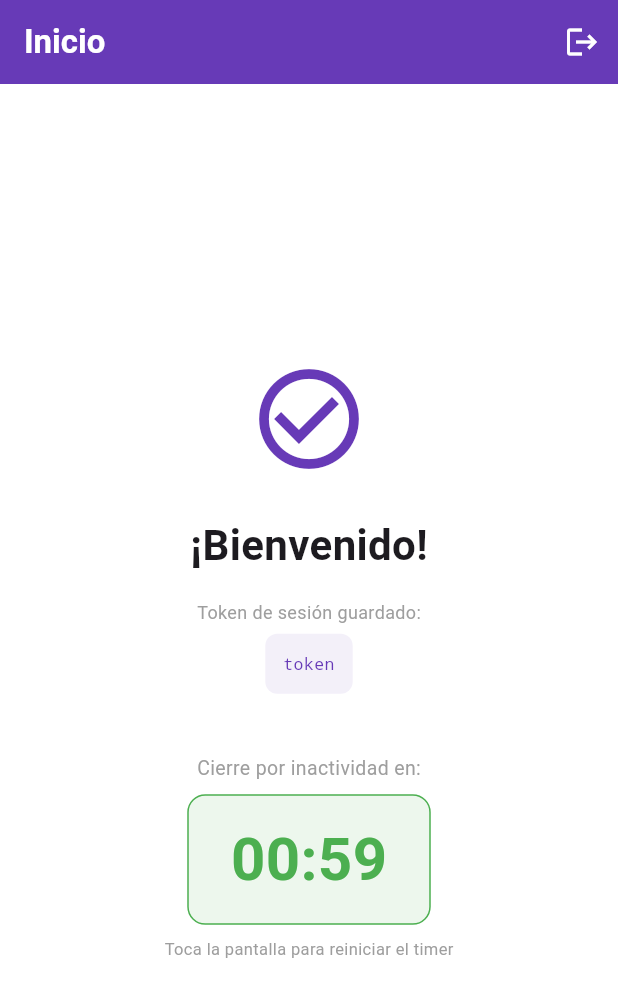
After one commit to Jaredtorr/login_camara, a Flutter app: the HomeScreen screen opened by its route, on a phone screen of 412 x 824 dp. The commit adds this screen. Shown: the top 997 px of the screen. Run offline on Flutter 3.47's test engine with Material 3 defaults, Android fonts, the phone set to English and light mode, and no system bars; our stand-ins replace device_preview, flutter_secure_storage; missing offline and left inert: detect_fake_location; accounts and stored records are empty.

Commit message:
add timer

```diff
--- /dev/null
+++ b/lib/home_screen.dart
@@ -0,0 +1,197 @@
+import 'dart:async';
+import 'package:flutter/material.dart';
+import 'session_manager.dart';
+
+class HomeScreen extends StatefulWidget {
+  const HomeScreen({super.key});
+
+  @override
+  State<HomeScreen> createState() => _HomeScreenState();
+}
+
+class _HomeScreenState extends State<HomeScreen> {
+  Timer? _inactivityTimer;
+  Timer? _countdownTimer;
+  int _secondsRemaining = 60; // 1 minuto
+  String? _token;
+
+  @override
+  void initState() {
+    super.initState();
+    _loadToken();
+    _resetTimer();
+  }
+
+  Future<void> _loadToken() async {
+    final token = await SessionManager.getToken();
+    setState(() => _token = token);
+  }
+
+  void _resetTimer() {
+    _inactivityTimer?.cancel();
+    _countdownTimer?.cancel();
+    setState(() => _secondsRemaining = 60);
+
+    _countdownTimer = Timer.periodic(const Duration(seconds: 1), (_) {
+      if (!mounted) return;
+      setState(() {
+        if (_secondsRemaining > 0) _secondsRemaining--;
+      });
+    });
+
+    _inactivityTimer = Timer(const Duration(minutes: 1), _logoutByInactivity);
+
+    SessionManager.updateActivity();
+  }
+
+  Future<void> _logoutByInactivity() async {
+    await SessionManager.clearSession();
+    if (!mounted) return;
+    showDialog(
+      context: context,
+      barrierDismissible: false,
+      builder: (_) => AlertDialog(
+        shape: RoundedRectangleBorder(borderRadius: BorderRadius.circular(16)),
+        title: const Row(
+          children: [
+            Icon(Icons.timer_off, color: Colors.orange, size: 28),
+            SizedBox(width: 8),
+            Text('Sesión expirada',
+                style: TextStyle(fontSize: 17, fontWeight: FontWeight.bold)),
+          ],
+        ),
+        content: const Text(
+          'Tu sesión se cerró por inactividad (1 minuto sin interacción).',
+          style: TextStyle(fontSize: 14, height: 1.5),
+        ),
+        actions: [
+          TextButton(
+            onPressed: () {
+              Navigator.of(context).pop();
+              Navigator.of(context).pushReplacementNamed('/');
+            },
+            child: const Text('Volver al Login',
+                style: TextStyle(
+                    color: Colors.deepPurple, fontWeight: FontWeight.bold)),
+          ),
+        ],
+      ),
+    );
+  }
+
+  Future<void> _manualLogout() async {
+    _inactivityTimer?.cancel();
+    _countdownTimer?.cancel();
+    await SessionManager.clearSession();
+    if (!mounted) return;
+    Navigator.of(context).pushReplacementNamed('/');
+  }
+
+  String get _formattedTime {
+    final m = (_secondsRemaining ~/ 60).toString().padLeft(2, '0');
+    final s = (_secondsRemaining % 60).toString().padLeft(2, '0');
+    return '$m:$s';
+  }
+
+  @override
+  void dispose() {
+    _inactivityTimer?.cancel();
+    _countdownTimer?.cancel();
+    super.dispose();
+  }
+
+  @override
+  Widget build(BuildContext context) {
+    return GestureDetector(
+      onTap: _resetTimer,
+      onPanUpdate: (_) => _resetTimer(),
+      child: Scaffold(
+        backgroundColor: Colors.white,
+        appBar: AppBar(
+          backgroundColor: Colors.deepPurple,
+          title: const Text('Inicio',
+              style: TextStyle(color: Colors.white, fontWeight: FontWeight.bold)),
+          automaticallyImplyLeading: false,
+          actions: [
+            IconButton(
+              icon: const Icon(Icons.logout, color: Colors.white),
+              tooltip: 'Cerrar sesión',
+              onPressed: _manualLogout,
+            ),
+          ],
+        ),
+        body: Center(
+          child: Padding(
+            padding: const EdgeInsets.all(32.0),
+            child: Column(
+              mainAxisAlignment: MainAxisAlignment.center,
+              children: [
+                const Icon(Icons.check_circle_outline,
+                    size: 80, color: Colors.deepPurple),
+                const SizedBox(height: 24),
+                const Text('¡Bienvenido!',
+                    style: TextStyle(fontSize: 28, fontWeight: FontWeight.bold)),
+                const SizedBox(height: 16),
+
+                if (_token != null) ...[
+                  const Text('Token de sesión guardado:',
+                      style: TextStyle(fontSize: 12, color: Colors.grey)),
+                  const SizedBox(height: 6),
+                  Container(
+                    padding: const EdgeInsets.all(12),
+                    decoration: BoxDecoration(
+                      color: Colors.deepPurple.withOpacity(0.08),
+                      borderRadius: BorderRadius.circular(8),
+                    ),
+                    child: Text(
+                      _token!,
+                      style: const TextStyle(
+                          fontSize: 11,
+                          fontFamily: 'monospace',
+                          color: Colors.deepPurple),
+                      textAlign: TextAlign.center,
+                    ),
+                  ),
+                ],
+
+                const SizedBox(height: 40),
+
+                const Text('Cierre por inactividad en:',
+                    style: TextStyle(fontSize: 13, color: Colors.grey)),
+                const SizedBox(height: 8),
+                Container(
+                  padding: const EdgeInsets.symmetric(
+                      horizontal: 28, vertical: 14),
+                  decoration: BoxDecoration(
+                    color: _secondsRemaining <= 15
+                        ? Colors.red.withOpacity(0.1)
+                        : Colors.green.withOpacity(0.1),
+                    borderRadius: BorderRadius.circular(12),
+                    border: Border.all(
+                      color: _secondsRemaining <= 15
+                          ? Colors.red
+                          : Colors.green,
+                    ),
+                  ),
+                  child: Text(
+                    _formattedTime,
+                    style: TextStyle(
+                      fontSize: 40,
+                      fontWeight: FontWeight.bold,
+                      color: _secondsRemaining <= 15
+                          ? Colors.red
+                          : Colors.green,
+                    ),
+                  ),
+                ),
+                const SizedBox(height: 8),
+                const Text('Toca la pantalla para reiniciar el timer',
+                    style: TextStyle(fontSize: 11, color: Colors.grey)),
+              ],
+            ),
+          ),
+        ),
+      ),
+    );
+  }
+}
--- /dev/null
+++ b/lib/session_manager.dart
@@ -0,0 +1,35 @@
+import 'package:flutter_secure_storage/flutter_secure_storage.dart';
+
+class SessionManager {
+  static const _storage = FlutterSecureStorage();
+
+  static const _keyToken        = 'session_token';
+  static const _keyLoginTime    = 'session_login_time';
+  static const _keyLastActivity = 'session_last_activity';
+
+  // Guardar sesión al hacer login
+  static Future<void> saveSession(String token) async {
+    final now = DateTime.now().toIso8601String();
+    await _storage.write(key: _keyToken,        value: token);
+    await _storage.write(key: _keyLoginTime,    value: now);
+    await _storage.write(key: _keyLastActivity, value: now);
+  }
+
+  // Actualizar última actividad
+  static Future<void> updateActivity() async {
+    await _storage.write(
+      key: _keyLastActivity,
+      value: DateTime.now().toIso8601String(),
+    );
+  }
+
+  // Leer token
+  static Future<String?> getToken() async {
+    return await _storage.read(key: _keyToken);
+  }
+
+  // Limpiar sesión al cerrar
+  static Future<void> clearSession() async {
+    await _storage.deleteAll();
+  }
+}
--- a/pubspec.yaml
+++ b/pubspec.yaml
@@ -31,6 +31,8 @@ dependencies:
   flutter:
     sdk: flutter
   detect_fake_location: ^2.3.2
+  flutter_secure_storage: ^9.2.2
+  device_preview: ^1.2.0
 
   # The following adds the Cupertino Icons font to your application.
   # Use with the CupertinoIcons class for iOS style icons.
```
Also changed, not shown: lib/login_screen.dart (+33 -48 lines), lib/main.dart (+16 -2 lines), pubspec.lock, 5 other files.
